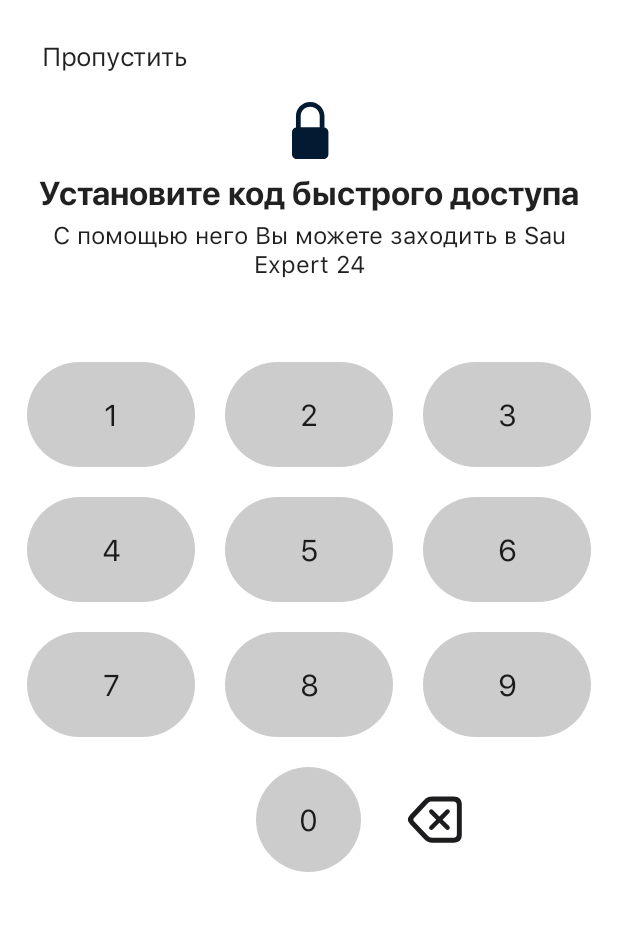
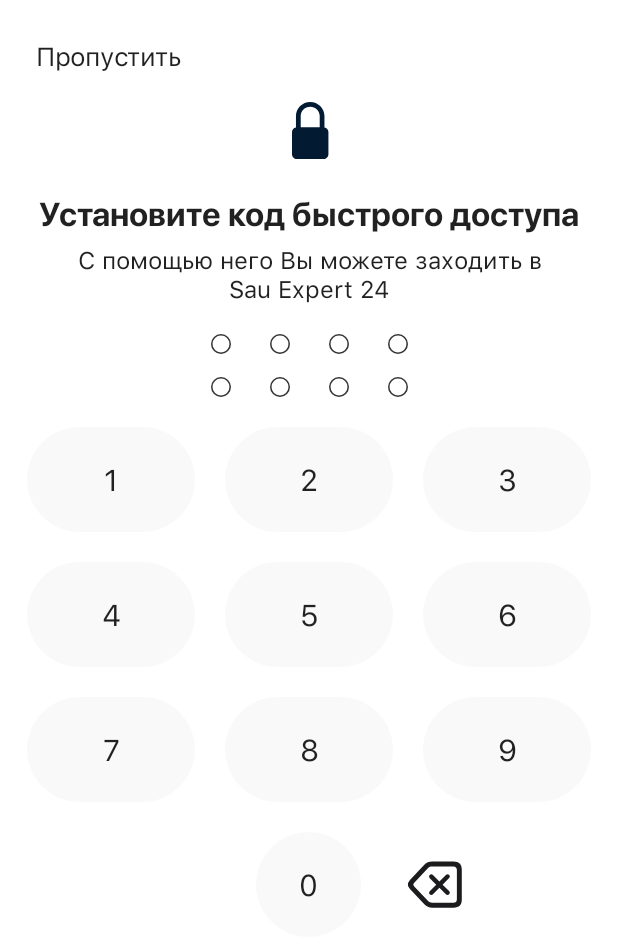
Before and after one commit to altron013/SauExpertTest, an Android app built with Jetpack Compose: the screen it shows after launch (MainActivity), on a phone screen of 412 x 824 dp. Shown: the top 947 px of the screen. Run offline under Robolectric (Android 15) with nearby library versions, the phone set to English and light mode, and no system bars; our stand-ins replace accompanist; 1 statement that could not run was skipped.

```diff
--- a/app/src/main/java/com/example/sauexpert/MainActivity.kt
+++ b/app/src/main/java/com/example/sauexpert/MainActivity.kt
@@ -3,18 +3,16 @@ package com.example.sauexpert
 import android.os.Bundle
 import androidx.activity.ComponentActivity
 import androidx.activity.compose.setContent
-import androidx.compose.animation.ExperimentalAnimationApi
-import androidx.compose.foundation.ExperimentalFoundationApi
 import androidx.compose.material.Text
 import androidx.compose.runtime.Composable
-import androidx.compose.ui.ExperimentalComposeUiApi
 import androidx.compose.ui.tooling.preview.Preview
-import com.example.otp_example.CustomKeyboardOTPScreen
 import com.example.sauexpert.on_board_screen.OnBoardInfoScreen
 import com.example.sauexpert.profile.ProfileScreen
+import com.example.sauexpert.signup_patient.CustomKeyboardOTPScreen
 import com.example.sauexpert.ui.theme.SauExpertTheme
 import com.google.accompanist.pager.ExperimentalPagerApi
 
+@ExperimentalPagerApi
 class MainActivity : ComponentActivity() {
 
 
--- a/app/src/main/java/com/example/sauexpert/signup_patient/CutomKeyboardOTPScreen.kt
+++ b/app/src/main/java/com/example/sauexpert/signup_patient/CutomKeyboardOTPScreen.kt
@@ -1,7 +1,6 @@
-package com.example.otp_example
+package com.example.sauexpert.signup_patient
 
 import android.widget.Toast
-import androidx.compose.animation.AnimatedVisibility
 import androidx.compose.foundation.ExperimentalFoundationApi
 import androidx.compose.foundation.Image
 import androidx.compose.foundation.background
@@ -18,6 +17,7 @@ import androidx.compose.runtime.remember
 import androidx.compose.ui.Alignment
 import androidx.compose.ui.Modifier
 import androidx.compose.ui.graphics.Color
+import androidx.compose.ui.graphics.painter.Painter
 import androidx.compose.ui.platform.LocalContext
 import androidx.compose.ui.res.painterResource
 import androidx.compose.ui.res.stringResource
@@ -25,6 +25,8 @@ import androidx.compose.ui.text.style.TextAlign
 import androidx.compose.ui.unit.dp
 import androidx.compose.ui.unit.sp
 import com.example.sauexpert.R
+import com.example.sauexpert.ui.theme.Gray30
+import com.example.sauexpert.ui.theme.GrayF0F
 
 @Composable
 fun CustomKeyboardOTPScreen() {
@@ -41,10 +43,21 @@ fun CustomKeyboardOTPScreen() {
             } else if (pinList.size == 4 && pinList2.size < 4) {
                 pinList2.add(digit.toString())
             } else {
-                Toast.makeText(context, "Error", Toast.LENGTH_SHORT).show()
+                val isEqual = isEqual(pinList, pinList2)
+                Toast.makeText(context, "$isEqual", Toast.LENGTH_SHORT).show()
             }
         }
     )
+}
+
+fun<T> isEqual(first: List<T>, second: List<T>): Boolean {
+
+    if (first.size != second.size) {
+        return false
+    }
+
+    first.forEachIndexed { index, value -> if (second[index] != value) { return false} }
+    return true
 }
 
 @Composable
@@ -118,7 +131,7 @@ fun PhoneButtons(
                 contentAlignment = Alignment.Center,
                 modifier = modifier
                     .padding(10.dp)
-                    .background(Color.LightGray, shape = CircleShape)
+                    .background(color = GrayF0F, shape = CircleShape)
                     .size(70.dp)
                     .clickable {
                         onClick(number.digitToChar())
@@ -145,7 +158,7 @@ fun PhoneButtonZero(
         contentAlignment = Alignment.Center,
         modifier = modifier
             .padding(10.dp)
-            .background(Color.LightGray, shape = CircleShape)
+            .background(color = GrayF0F, shape = CircleShape)
             .size(70.dp)
             .clickable {
                 onClick(number.digitToChar())
@@ -201,16 +214,17 @@ fun PasscodeScreenDescription(
             modifier = modifier
                 .size(38.dp)
         )
-        Spacer(modifier = Modifier.height(10.dp))
+        Spacer(modifier = Modifier.height(24.dp))
         Text(
             text = stringResource(id = R.string.install_password_code),
             style = MaterialTheme.typography.caption
         )
-        Spacer(modifier = Modifier.height(5.dp))
+        Spacer(modifier = Modifier.height(8.dp))
         Text(
             text = stringResource(id = R.string.install_password_code_description),
             textAlign = TextAlign.Center,
-            style = MaterialTheme.typography.subtitle1
+            style = MaterialTheme.typography.subtitle1,
+            modifier = modifier.padding(horizontal = 30.dp)
         )
     }
 }
@@ -222,12 +236,12 @@ fun TopBarForOTP(
     Row(
         verticalAlignment = Alignment.CenterVertically,
         horizontalArrangement = Arrangement.Start,
-        modifier = modifier.fillMaxWidth().padding(20.dp)
+        modifier = modifier.fillMaxWidth()
     ) {
         Text(
             text = stringResource(id = R.string.skip),
             style = MaterialTheme.typography.body1,
-            modifier = modifier
+            modifier = modifier.padding(horizontal = 16.dp, vertical = 20.dp)
                 .clickable {
                 }
         )
@@ -239,35 +253,64 @@ fun TopBarForOTP(
 fun visibleDotsForPin(
     pinList: MutableList<String>
 ) {
-    val rowWidth = 15.dp
+    val rowWidth = 26.dp
     Row(
         verticalAlignment = Alignment.CenterVertically,
         horizontalArrangement = Arrangement.Center,
         modifier = Modifier.fillMaxWidth()
     ) {
-        AnimatedVisibility(visible = pinList.size > 0) {
-            doteImage(modifier = Modifier)
 
-        }
-        Spacer(modifier = Modifier.width(rowWidth))
-
-        AnimatedVisibility(visible = pinList.size > 1) {
-            doteImage(modifier = Modifier)
-
+        if (pinList.size > 0) {
+            doteImage(
+                modifier = Modifier,
+                painter = painterResource(id = R.drawable.ic_oval)
+            )
+        } else {
+            doteImage(
+                modifier = Modifier,
+                painter = painterResource(id = R.drawable.ic_oval_with_empty)
+            )
         }
 
         Spacer(modifier = Modifier.width(rowWidth))
 
-        AnimatedVisibility(visible = pinList.size > 2) {
-            doteImage(modifier = Modifier)
-
+        if (pinList.size > 1) {
+            doteImage(
+                modifier = Modifier,
+                painter = painterResource(id = R.drawable.ic_oval)
+            )
+        } else {
+            doteImage(
+                modifier = Modifier,
+                painter = painterResource(id = R.drawable.ic_oval_with_empty)
+            )
         }
 
         Spacer(modifier = Modifier.width(rowWidth))
 
-        AnimatedVisibility(visible = pinList.size > 3) {
-            doteImage(modifier = Modifier)
+        if (pinList.size > 2) {
+            doteImage(
+                modifier = Modifier,
+                painter = painterResource(id = R.drawable.ic_oval)
+            )
+        } else {
+            doteImage(
+                modifier = Modifier,
+                painter = painterResource(id = R.drawable.ic_oval_with_empty)
+            )
+        }
+        Spacer(modifier = Modifier.width(rowWidth))
 
+        if (pinList.size > 3) {
+            doteImage(
+                modifier = Modifier,
+                painter = painterResource(id = R.drawable.ic_oval)
+            )
+        } else {
+            doteImage(
+                modifier = Modifier,
+                painter = painterResource(id = R.drawable.ic_oval_with_empty)
+            )
         }
     }
 
@@ -275,10 +318,11 @@ fun visibleDotsForPin(
 
 @Composable
 fun doteImage(
-    modifier: Modifier
+    modifier: Modifier,
+    painter: Painter
 ) {
     Image(
-        painter = painterResource(id = R.drawable.ic_oval),
+        painter = painter,
         contentDescription = null,
         modifier = modifier
             .size(13.dp)
```
Also changed, not shown: app/src/main/java/com/example/sauexpert/on_board_screen/OnBoardInfoScreen.kt (+3 -7 lines).
